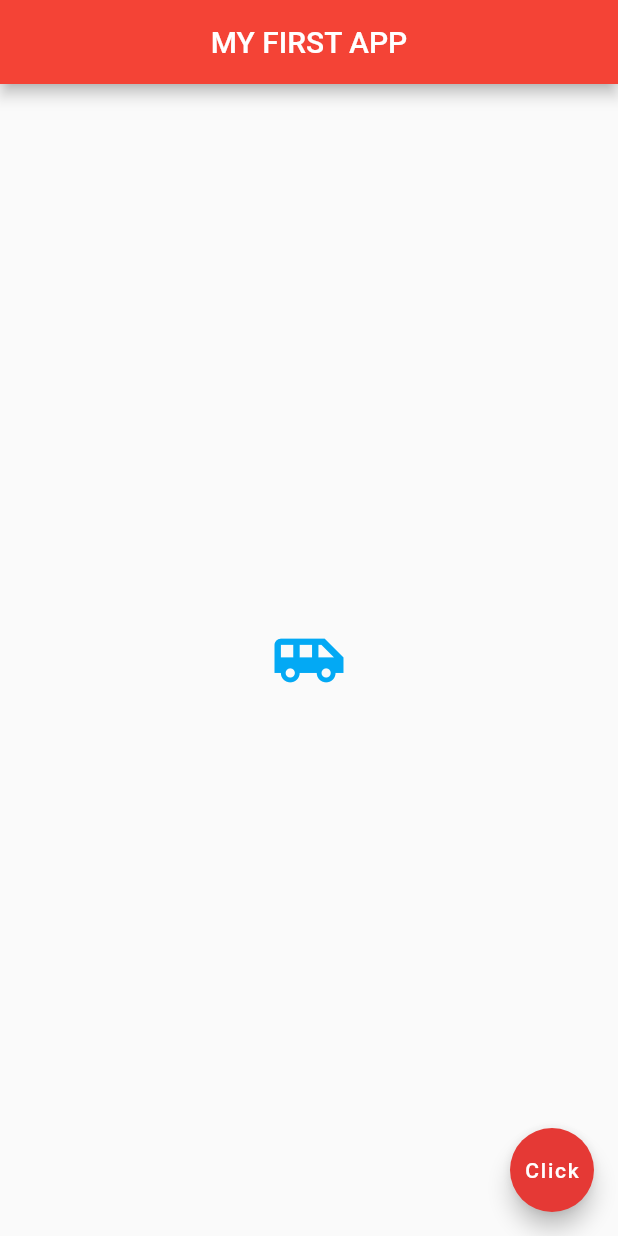
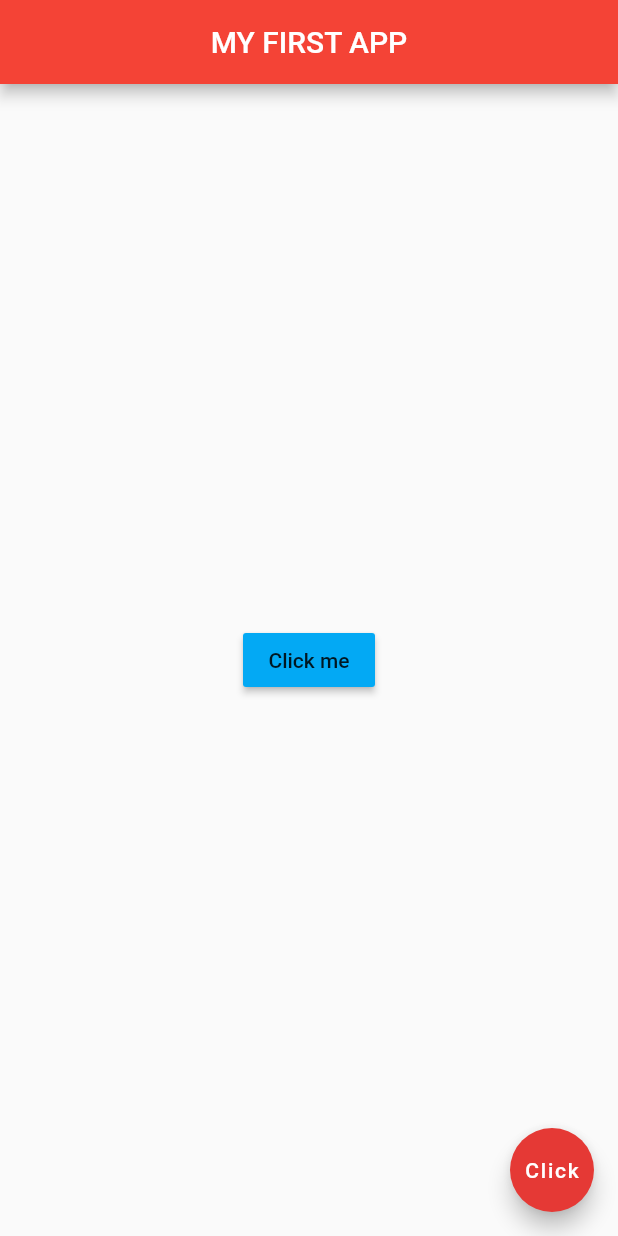
Before and after one commit to Kha3Leng/Flutter-My-first-app, a Flutter app: the screen it shows after launch, on a phone screen of 412 x 824 dp. Run offline on Flutter 3.47's test engine with Material 2 defaults, Android fonts, the phone set to English and light mode, and no system bars.

Commit message:
RaisedButton

```diff
--- a/lib/main.dart
+++ b/lib/main.dart
@@ -23,10 +23,15 @@ class Home extends StatelessWidget {
 //        ),
 //        child: Image.asset('asset/two.png'),
 //          child: Image.network('https://images.unsplash.com/photo-1592035187437-47c0fe77a452?ixlib=rb-1.2.1&ixid=eyJhcHBfaWQiOjEyMDd9&auto=format&fit=crop&w=1391&q=80'),
-        child: Icon(
-          Icons.airport_shuttle,
-          color: Colors.lightBlue,
-          size: 50,
+//        child: Icon(
+//          Icons.airport_shuttle,
+//          color: Colors.lightBlue,
+//          size: 50,
+//        ),
+        child: RaisedButton(
+          onPressed: () {},
+          child: Text('Click me'),
+          color: Colors.lightBlue
         ),
       ),
       floatingActionButton: FloatingActionButton(
```
